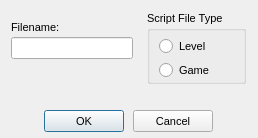
Above: qteditor/ui/createscript.ui from DescentNetwork/Descent3 before the change. Below: the same form after it.
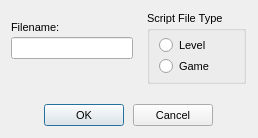
That is the form after the change.

What changed in the file:
```diff
--- a/qteditor/ui/createscript.ui
+++ b/qteditor/ui/createscript.ui
@@ -65,8 +65,8 @@
           <rect>
             <x>12</x>
             <y>26</y>
-            <width>89</width>
-            <height>19</height>
+            <width>52</width>
+            <height>16</height>
           </rect>
         </property>
         <property name="text">
@@ -83,9 +83,9 @@
         <property name="geometry">
           <rect>
             <x>12</x>
-            <y>50</y>
-            <width>89</width>
-            <height>19</height>
+            <y>47</y>
+            <width>56</width>
+            <height>16</height>
           </rect>
         </property>
         <property name="text">
@@ -141,7 +141,7 @@
       <property name="geometry">
         <rect>
           <x>44</x>
-          <y>110</y>
+          <y>104</y>
           <width>80</width>
           <height>22</height>
         </rect>
@@ -166,7 +166,7 @@
       <property name="geometry">
         <rect>
           <x>133</x>
-          <y>110</y>
+          <y>104</y>
           <width>80</width>
           <height>22</height>
         </rect>
```
Left out of the diff: 947 changed lines with no effect on the pictures.
